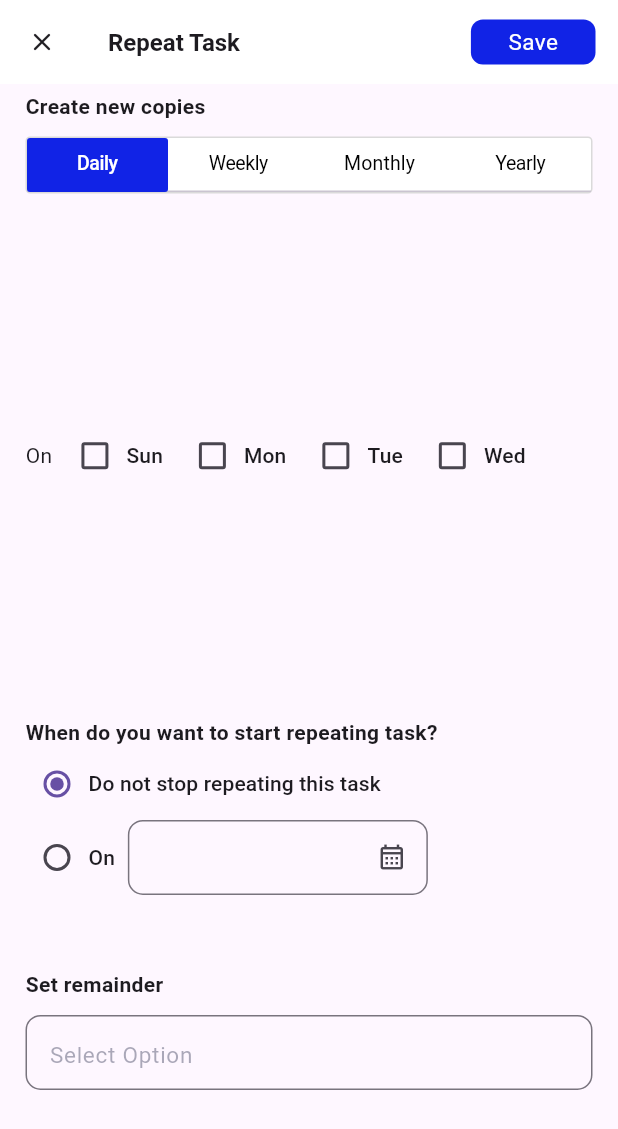
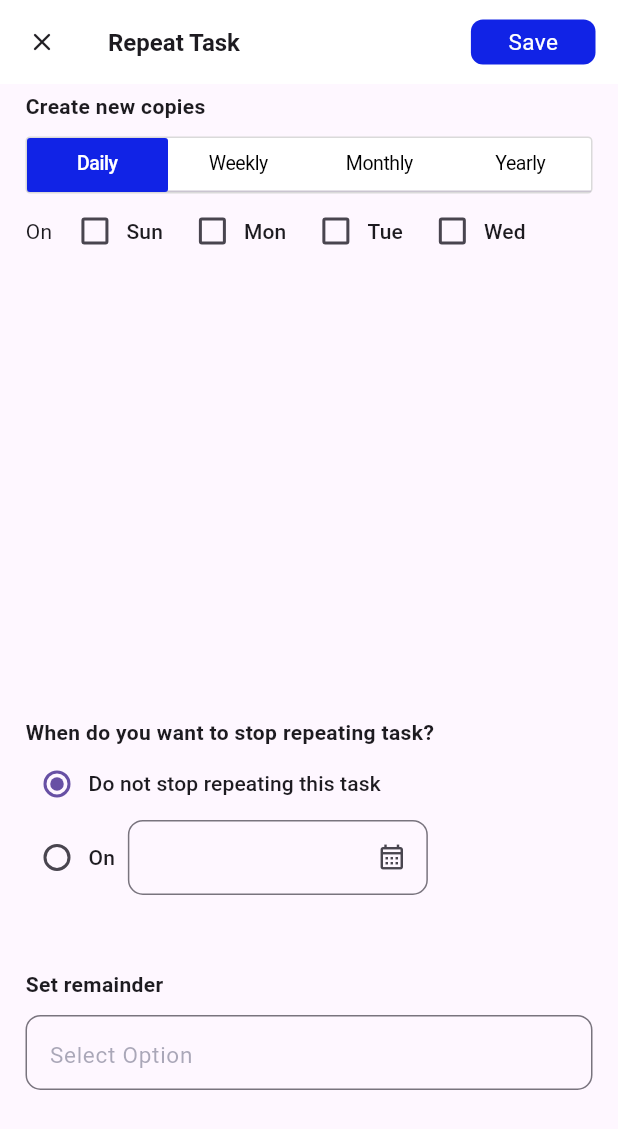
Before and after one commit to Aditya7738/task_management_app, a Flutter app: the RepeatTaskForm screen opened directly, on a phone screen of 412 x 824 dp. Shown: the top 1129 px of the screen. Run offline on Flutter 3.47's test engine with Material 3 defaults, Android fonts, the phone set to English and light mode, and no system bars; our stand-ins replace buttons_tabbar, dropdown_button2, fl_chart, get, icons_plus, syncfusion_flutter_calendar.

Commit message:
validating task form

```diff
--- a/lib/controller/repeat_task_controller.dart
+++ b/lib/controller/repeat_task_controller.dart
@@ -59,7 +59,7 @@ class RepeatTaskController extends GetxController {
     print("CONTROLLER ${_daysMap.length}");
   }
 
-  get selectedDays => _daysMap.entries
+  List<String> get selectedDays => _daysMap.entries
       .where((element) => element.value)
       .map((e) => e.key)
       .toList();
@@ -97,4 +97,15 @@ class RepeatTaskController extends GetxController {
       .toList();
 
   RxInt selectedYear = 2024.obs;
+
+  RxList selectedDaysForRepeatingTask = [].obs;
+  // "Repeat task on ".obs;
+
+  RxString dateToStopRepeatingTask = "".obs;
+
+  RxString remainderDateOfRepeatingTask = "".obs;
+
+  //RxString onWhichBasis = "".obs;
+
+  RxString selectedTab = "daily".obs;
 }
--- a/lib/main.dart
+++ b/lib/main.dart
@@ -19,6 +19,6 @@ class MainApp extends StatelessWidget {
           primaryColor: Color.fromARGB(255, 17, 35, 230),
         ),
         debugShowCheckedModeBanner: false,
-        home: AdminDashboardScreen());
+        home: DashboardScreen());
   }
 }
--- a/lib/widgets/repeat_task_form.dart
+++ b/lib/widgets/repeat_task_form.dart
@@ -1,3 +1,5 @@
+import 'package:flutter/material.dart';
+import 'package:flutter/material.dart';
 import 'package:flutter/material.dart';
 import 'package:get/get.dart';
 import 'package:task_management_app/constants/fontsizes.dart';
@@ -40,7 +42,12 @@ class _RepeatTaskFormState extends State<RepeatTaskForm>
   }
 
   List<Widget> tabBody() => [
+        Column(
+          crossAxisAlignment: CrossAxisAlignment.start,
+          mainAxisAlignment: MainAxisAlignment.start,
+          children: [
             Row(
+              crossAxisAlignment: CrossAxisAlignment.center,
               mainAxisAlignment: MainAxisAlignment.start,
               children: [
                 Text("On  "),
@@ -57,13 +64,12 @@ class _RepeatTaskFormState extends State<RepeatTaskForm>
                         return Obx(
                           () => CheckboxMenuButton(
                             value: repeatTaskController.selectedDays.contains(
-                            repeatTaskController.listOfDays[
-                                index]), //repeatTaskController.productsMap[index],
+                                repeatTaskController.listOfDays[index]),
+                            onChanged: (value) {
+                              repeatTaskController.toggle(
+                                  repeatTaskController.listOfDays[index]);
 
-                        onChanged: (value) {
-                          repeatTaskController.toggle(repeatTaskController
-                                  .listOfDays[
-                              index]); //repeatTaskController.toggle(repeatTaskController.listOfDays[index]);
+                              // repeatTaskController.selectedDaysForRepeatingTask.add()
                             },
                             child: Text(repeatTaskController.listOfDays[index]),
                           ),
@@ -72,6 +78,8 @@ class _RepeatTaskFormState extends State<RepeatTaskForm>
                     ),
                   ),
                 )
+              ],
+            ),
           ],
         ),
         Column(
@@ -199,7 +207,12 @@ class _RepeatTaskFormState extends State<RepeatTaskForm>
             )
           ],
         ),
+        Column(
+          crossAxisAlignment: CrossAxisAlignment.start,
+          mainAxisAlignment: MainAxisAlignment.start,
+          children: [
             Row(
+              crossAxisAlignment: CrossAxisAlignment.center,
               mainAxisAlignment: MainAxisAlignment.start,
               children: [
                 Text("On  "),
@@ -224,13 +237,16 @@ class _RepeatTaskFormState extends State<RepeatTaskForm>
                                       .listOfMonths[
                                   index]); //repeatTaskController.toggle(repeatTaskController.listOfMonths[index]);
                             },
-                        child: Text(repeatTaskController.listOfMonths[index]),
+                            child:
+                                Text(repeatTaskController.listOfMonths[index]),
                           ),
                         );
                       },
                     ),
                   ),
                 )
+              ],
+            ),
           ],
         ),
         // CalendarDatePicker(
@@ -256,11 +272,16 @@ class _RepeatTaskFormState extends State<RepeatTaskForm>
         )
       ];
 
-  List<Tab> tabs = [
+  List<String> tabNames = ["Daily", "Weekly", "Monthly", "Yearly"];
+
+  List<Tab> tabs() {
+    List<Tab> tabs = [];
+    for (var tab in tabNames) {
+      tabs.add(
         Tab(
           child: Container(
-        child: const Text(
-          'Daily',
+            child: Text(
+              tab,
               style: TextStyle(
                 //   color: Theme.of(context).primaryColor,
                 fontSize: 13,
@@ -270,43 +291,49 @@ class _RepeatTaskFormState extends State<RepeatTaskForm>
             ),
           ),
         ),
-    Tab(
-      child: Container(
-        child: const Text(
-          'Weekly',
-          style: TextStyle(
-            //   color: Theme.of(context).primaryColor,
-            fontSize: 13,
+      );
+    }
+    return tabs;
+  }
+  //  [
 
-            letterSpacing: -0.28,
-          ),
-        ),
-      ),
-    ),
-    Tab(
-      child: Container(
-        child: const Text(
-          'Monthly',
-          style: TextStyle(
-            fontSize: 13,
-          ),
-        ),
-      ),
-    ),
-    Tab(
-      child: Container(
-        child: const Text(
-          'Yearly',
-          style: TextStyle(
-            //   color: Theme.of(context).primaryColor,
-            fontSize: 13,
+  //   Tab(
+  //     child: Container(
+  //       child: const Text(
+  //         'Weekly',
+  //         style: TextStyle(
+  //           //   color: Theme.of(context).primaryColor,
+  //           fontSize: 13,
 
-            letterSpacing: -0.28,
-          ),
-        ),
-      ),
-    ),
-  ];
+  //           letterSpacing: -0.28,
+  //         ),
+  //       ),
+  //     ),
+  //   ),
+  //   Tab(
+  //     child: Container(
+  //       child: const Text(
+  //         'Monthly',
+  //         style: TextStyle(
+  //           fontSize: 13,
+  //         ),
+  //       ),
+  //     ),
+  //   ),
+  //   Tab(
+  //     child: Container(
+  //       child: const Text(
+  //         'Yearly',
+  //         style: TextStyle(
+  //           //   color: Theme.of(context).primaryColor,
+  //           fontSize: 13,
+
+  //           letterSpacing: -0.28,
+  //         ),
+  //       ),
+  //     ),
+  //   ),
+  // ];
 
   @override
   Widget build(BuildContext context) {
@@ -328,7 +355,9 @@ class _RepeatTaskFormState extends State<RepeatTaskForm>
           style: TextStyle(fontSize: 16.0, fontWeight: FontWeight.bold),
         ),
         actions: [
-          Container(
+          GestureDetector(
+            onTap: () {},
+            child: Container(
               // width: 150.64,
               height: 30,
               alignment: Alignment.center,
@@ -350,9 +379,12 @@ class _RepeatTaskFormState extends State<RepeatTaskForm>
                 ),
               ),
             ),
+          ),
         ],
       ),
-      body: SingleChildScrollView(
+      body: Scrollbar(
+        thumbVisibility: true,
+        child: SingleChildScrollView(
           child: Padding(
             padding: const EdgeInsets.only(
                 left: 17.0, right: 17.0, bottom: 15.0, top: 5.0),
@@ -362,7 +394,8 @@ class _RepeatTaskFormState extends State<RepeatTaskForm>
                 children: [
                   Text(
                     "Create new copies",
-                  style: TextStyle(fontSize: 14.0, fontWeight: FontWeight.bold),
+                    style:
+                        TextStyle(fontSize: 14.0, fontWeight: FontWeight.bold),
                   ),
                   SizedBox(
                     height: 10.0,
@@ -375,7 +408,11 @@ class _RepeatTaskFormState extends State<RepeatTaskForm>
                         color: Colors.white,
                         borderRadius: BorderRadius.circular(3.0)),
                     child: TabBar(
-                    tabs: tabs,
+                      tabs: tabs(),
+                      onTap: (value) {
+                        repeatTaskController.selectedTab.value =
+                            tabNames[value];
+                      },
                       controller: _tabController,
                       labelColor: Colors.white,
                       indicatorColor: const Color.fromARGB(255, 17, 35, 230),
@@ -404,8 +441,9 @@ class _RepeatTaskFormState extends State<RepeatTaskForm>
                     height: 10.0,
                   ),
                   Text(
-                  "When do you want to start repeating task?",
-                  style: TextStyle(fontSize: 14.0, fontWeight: FontWeight.bold),
+                    "When do you want to stop repeating task?",
+                    style:
+                        TextStyle(fontSize: 14.0, fontWeight: FontWeight.bold),
                   ),
                   // SizedBox(
                   //   height: 10.0,
@@ -450,7 +488,9 @@ class _RepeatTaskFormState extends State<RepeatTaskForm>
                                 onTap: () async {
                                   print("CALENDAR PRESSED");
 
-                                controller.repeatTaskDateEditingController.value
+                                  controller
+                                      .repeatTaskDateEditingController
+                                      .value
                                       .text = await _selectedDate(context);
                                 },
                                 decoration: InputDecoration(
@@ -478,7 +518,8 @@ class _RepeatTaskFormState extends State<RepeatTaskForm>
                   ),
                   Text(
                     "Set remainder",
-                  style: TextStyle(fontSize: 14.0, fontWeight: FontWeight.bold),
+                    style:
+                        TextStyle(fontSize: 14.0, fontWeight: FontWeight.bold),
                   ),
                   SizedBox(
                     height: 10.0,
@@ -488,8 +529,8 @@ class _RepeatTaskFormState extends State<RepeatTaskForm>
                       // color: Colors.red,
                       height: 50.0,
                       child: TextFormField(
-                      style:
-                          TextStyle(fontSize: FontSizes.textFormFieldFontSize),
+                        style: TextStyle(
+                            fontSize: FontSizes.textFormFieldFontSize),
                         controller: repeatTaskController
                             .setRemainderOptionController.value,
                         //keyboardType: TextInputType.name,
@@ -543,6 +584,7 @@ class _RepeatTaskFormState extends State<RepeatTaskForm>
                 ]),
           ),
         ),
+      ),
     );
   }
 }
```
Also changed, not shown: lib/controller/create_task_controller.dart (+9 -1 lines), lib/views/board_screen.dart (+10 -7 lines), lib/views/create_task.dart (+65 -36 lines). Lines whose indentation alone changed are shown as unchanged.
